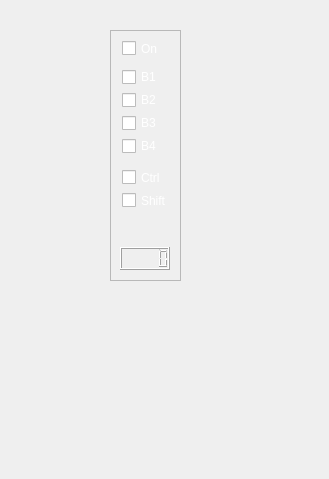
First picture: the form in clicker.ui, repository dennn66/bb_qt_client, before the edit.
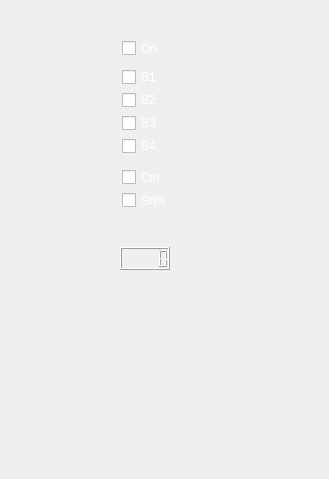
Second picture: the form after the edit.

What changed in the file:
```diff
--- a/clicker.ui
+++ b/clicker.ui
@@ -69,7 +69,7 @@
     </rect>
    </property>
    <property name="frameShape">
-    <enum>QFrame::StyledPanel</enum>
+    <enum>QFrame::NoFrame</enum>
    </property>
    <property name="frameShadow">
     <enum>QFrame::Raised</enum>
```
